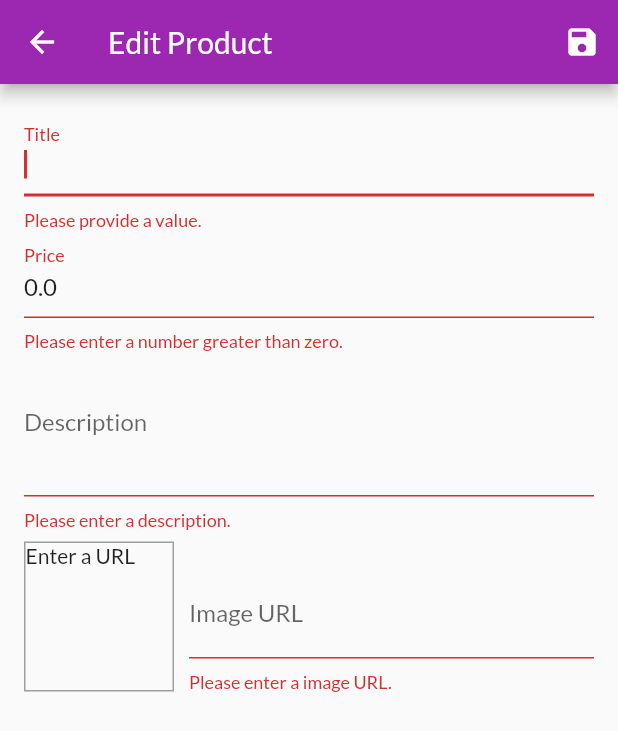
After one commit to zensdev/myShop, a Flutter app: the EditProductScreen screen opened by its route, after a tap on the "save" icon, on a phone screen of 412 x 824 dp. The commit adds this screen. Shown: the top 731 px of the screen. Run offline on Flutter 3.47's test engine with Material 2 defaults, Android fonts, the phone set to English and light mode, and no system bars; network calls fail.

Commit message:
xay dung trang hieu chinh san pham

```diff
--- a/project/lib/main.dart
+++ b/project/lib/main.dart
@@ -1,6 +1,8 @@
 import 'package:flutter/material.dart';
 import 'package:project/ui/orders/orders_screen.dart';
-
+import 'package:project/ui/products/edit_product_screen.dart';
+import 'package:project/ui/products/user_products_screen.dart';
+import 'package:provider/provider.dart';
 import 'ui/screens.dart';
 
 void main() {
@@ -8,21 +10,32 @@ void main() {
 }
 
 class MyApp extends StatelessWidget {
-  const MyApp({super.key});
+  const MyApp({Key? key}) : super(key: key);
 
   @override
   Widget build(BuildContext context) {
-    return MaterialApp(
+    return MultiProvider(
+      providers: [
+        ChangeNotifierProvider(
+          create: (ctx) => ProductsManager(),
+        ),
+        ChangeNotifierProvider(
+          create: (ctx) => CartManager(),
+        ),
+        ChangeNotifierProvider(
+          create: (ctx) => OrdersManager(),
+        ),
+      ],
+      child: MaterialApp(
         title: 'My Shop',
         debugShowCheckedModeBanner: false,
         theme: ThemeData(
             fontFamily: 'Lato',
-          colorScheme: ColorScheme.fromSwatch(
-            primarySwatch: Colors.purple,
-          ).copyWith(
+            colorScheme:
+                ColorScheme.fromSwatch(primarySwatch: Colors.purple).copyWith(
               secondary: Colors.deepOrange,
             )),
-      home: const ProductOverviewScreen(),
+        home: const ProductsOverviewScreen(),
         routes: {
           CartScreen.routeName: (ctx) => const CartScreen(),
           OrdersScreen.routeName: (ctx) => const OrdersScreen(),
@@ -34,20 +47,33 @@ class MyApp extends StatelessWidget {
             return MaterialPageRoute(
               builder: (ctx) {
                 return ProductDetailScreen(
-                ProductsManager().findById(productId),
+                  ctx.read<ProductsManager>().findById(productId),
+                );
+              },
+            );
+          }
+
+          if (settings.name == EditProductScreen.routeName) {
+            final productId = settings.arguments as String?;
+            return MaterialPageRoute(
+              builder: (ctx) {
+                return EditProductScreen(
+                  productId != null
+                      ? ctx.read<ProductsManager>().findById(productId)
+                      : null,
                 );
               },
             );
           }
           return null;
         },
+      ),
     );
   }
 }
 
 class MyHomePage extends StatefulWidget {
-  const MyHomePage({super.key, required this.title});
-
+  const MyHomePage({Key? key, required this.title}) : super(key: key);
   final String title;
 
   @override
--- /dev/null
+++ b/project/lib/ui/products/edit_product_screen.dart
@@ -0,0 +1,235 @@
+import 'package:flutter/material.dart';
+import 'package:provider/provider.dart';
+import '../../models/product.dart';
+import '../shared/dialog_utils.dart';
+import 'products_manager.dart';
+
+class EditProductScreen extends StatefulWidget {
+  static const routeName = '/edit-product';
+  EditProductScreen(
+    Product? product, {
+    super.key,
+  }) {
+    if (product == null) {
+      this.product = Product(
+        id: null,
+        title: '',
+        price: 0,
+        description: '',
+        imageUrl: '',
+      );
+    } else {
+      this.product = product;
+    }
+  }
+  late final Product product;
+  @override
+  State<EditProductScreen> createState() => _EditProductScreenState();
+}
+
+class _EditProductScreenState extends State<EditProductScreen> {
+  final _imageUrlController = TextEditingController();
+  final _imageUrlFocusNode = FocusNode();
+  final _editForm = GlobalKey<FormState>();
+  late Product _editedProduct;
+  var _isLoading = false;
+  bool _isValidImageUrl(String value) {
+    return (value.startsWith('http') || value.startsWith("https")) &&
+        (value.endsWith('.png') ||
+            value.endsWith('.jpg') ||
+            value.endsWith('.jpeg'));
+  }
+
+  @override
+  void initState() {
+    _imageUrlFocusNode.addListener(() {
+      if (!_imageUrlFocusNode.hasFocus) {
+        if (!_isValidImageUrl(_imageUrlController.text)) {
+          return;
+        }
+        setState(() {});
+      }
+    });
+    _editedProduct = widget.product;
+    _imageUrlController.text = _editedProduct.imageUrl;
+    super.initState();
+  }
+
+  @override
+  void dispose() {
+    _imageUrlController.dispose();
+    _imageUrlFocusNode.dispose();
+    super.dispose();
+  }
+
+  Future<void> _saveForm() async {
+    final isValid = _editForm.currentState!.validate();
+    if(!isValid){
+      return;
+    }
+    _editForm.currentState!.save();
+    setState(() {
+      _isLoading = true;
+    });
+    try{
+      final productsManager = context.read<ProductsManager>();
+      if(_editedProduct.id != null){
+        productsManager.updateProduct(_editedProduct);
+      }else{
+        productsManager.addProduct(_editedProduct);
+      }
+    }catch(error){
+      await showErrorDialog(context, 'Something went wrong');
+    }
+    setState(() {
+      _isLoading = false;
+    });
+    if(mounted){
+      Navigator.of(context).pop();
+    }
+  }
+  @override
+  Widget build(BuildContext context) {
+    return Scaffold(
+      appBar: AppBar(
+        title: const Text('Edit Product'),
+        actions: <Widget>[
+          IconButton(
+            icon: const Icon(Icons.save),
+            onPressed: _saveForm,
+          ),
+        ],
+      ),
+      body: _isLoading
+          ? const Center(
+              child: CircularProgressIndicator(),
+            )
+          : Padding(
+              padding: const EdgeInsets.all(16.0),
+              child: Form(
+                key: _editForm,
+                child: ListView(
+                  children: <Widget>[
+                    buildTitleField(),
+                    buildPriceField(),
+                    buildDescriptionField(),
+                    buildProductPreview(),
+                  ],
+                ),
+              ),
+            ),
+    );
+  }
+
+  TextFormField buildTitleField() {
+    return TextFormField(
+      initialValue: _editedProduct.title,
+      decoration: const InputDecoration(labelText: 'Title'),
+      textInputAction: TextInputAction.next,
+      autofocus: true,
+      validator: (value){
+        if(value!.isEmpty){
+          return 'Please provide a value.';
+        }
+        return null;
+      },
+      onSaved: (value){
+        _editedProduct = _editedProduct.copyWith(title: value);
+      },
+    );
+  }
+  TextFormField buildPriceField(){
+    return TextFormField(
+      initialValue: _editedProduct.price.toString(),
+      decoration: const InputDecoration(labelText: 'Price'),
+      textInputAction: TextInputAction.next,
+      keyboardType: TextInputType.number,
+      validator: (value){
+        if(value!.isEmpty){
+          return 'Please enter a price.';
+        }
+        if(double.tryParse(value) == null){
+          return 'Please enter a valid number.';
+        }
+        if(double.parse(value) <= 0){
+          return 'Please enter a number greater than zero.';
+        }
+        return null;
+      },
+      onSaved: (value){
+        _editedProduct = _editedProduct.copyWith(price: double.parse(value!));
+      },
+    );
+  }
+TextFormField buildDescriptionField(){
+    return TextFormField(
+      initialValue: _editedProduct.description,
+      decoration: const InputDecoration(labelText: 'Description'),
+      maxLines: 3,
+      keyboardType: TextInputType.multiline,
+      validator: (value){
+        if(value!.isEmpty){
+          return 'Please enter a description.';
+        }
+        if(value.length < 10){
+          return 'Should be at least 10 characters long.';
+        }
+        return null;
+      },
+      onSaved: (value){
+        _editedProduct = _editedProduct.copyWith(description: value);
+      },
+    );
+  }
+  Widget buildProductPreview(){
+    return Row(
+      crossAxisAlignment: CrossAxisAlignment.end,
+      children: <Widget>[
+        Container(
+          width: 100,
+          height: 100,
+          margin: const EdgeInsets.only(
+            top: 8,
+            right: 10,
+          ),
+          decoration: BoxDecoration(
+            border: Border.all(
+              width: 1,
+              color: Colors.grey,
+            ),
+          ),
+          child: _imageUrlController.text.isEmpty ? const Text('Enter a URL'):FittedBox(
+            child: Image.network(
+              _imageUrlController.text,
+              fit: BoxFit.cover,
+            ),
+          ),
+        ),
+        Expanded(child: buildImageURLField(),
+        ),
+      ],
+    );
+  }
+  TextFormField buildImageURLField(){
+    return TextFormField(
+      decoration: const InputDecoration(labelText: 'Image URL'),
+      keyboardType: TextInputType.url,
+      textInputAction: TextInputAction.done,
+      controller: _imageUrlController,
+      focusNode: _imageUrlFocusNode,
+      onFieldSubmitted: (value)=>_saveForm(),
+      validator: (value){
+        if(value!.isEmpty){
+          return 'Please enter a image URL.';
+        }
+        if(!_isValidImageUrl(value)){
+          return 'Please enter a valid image URL.';
+        }
+        return null;
+      },
+      onSaved: (value){
+        _editedProduct = _editedProduct.copyWith(imageUrl: value);
+      },
+    );
+  }
+}
--- a/project/lib/ui/products/product_grid_tile.dart
+++ b/project/lib/ui/products/product_grid_tile.dart
@@ -1,5 +1,7 @@
 import 'package:flutter/material.dart';
+
 import '../../models/product.dart';
+
 import 'product_detail_screen.dart';
 import 'package:provider/provider.dart';
 import '../cart/cart_manager.dart';
--- a/project/lib/ui/products/products_manager.dart
+++ b/project/lib/ui/products/products_manager.dart
@@ -1,6 +1,8 @@
+import 'package:flutter/cupertino.dart';
+import 'package:flutter/foundation.dart';
 import '../../models/product.dart';
 
-class ProductsManager {
+class ProductsManager with ChangeNotifier {
   final List<Product> _items = [
     Product(
       id: 'p1',
@@ -53,4 +55,32 @@ class ProductsManager {
   Product findById(String id) {
     return _items.firstWhere((prod) => prod.id == id);
   }
+
+  void addProduct(Product product) {
+    _items.add(
+      product.copyWith(
+        id: 'p${DateTime.now().toIso8601String()}',
+      ),
+    );
+    notifyListeners();
+  }
+
+  void updateProduct(Product product) {
+    final index = _items.indexWhere((item) => item.id == product.id);
+    if (index >= 0) {
+      _items[index] = product;
+      notifyListeners();
+    }
+  }
+
+  void togglefavoriteStatus(Product product) {
+    final savedStatus = product.isFavorite;
+    product.isFavorite = !savedStatus;
+  }
+
+  void deleteProduct(String id) {
+    final index = _items.indexWhere((item) => item.id == id);
+    _items.removeAt(index);
+    notifyListeners();
+  }
 }
--- a/project/lib/ui/products/top_right_badge.dart
+++ b/project/lib/ui/products/top_right_badge.dart
@@ -28,8 +28,8 @@ class TopRightBadge extends StatelessWidget {
               color: color ?? Theme.of(context).colorScheme.secondary,
             ),
             constraints: const BoxConstraints(
+              minWidth: 16,
               minHeight: 16,
-              minWidth: 16,
             ),
             child: Text(
               data.toString(),
--- a/project/lib/ui/shared/app_drawer.dart
+++ b/project/lib/ui/shared/app_drawer.dart
@@ -26,19 +26,19 @@ class AppDrawer extends StatelessWidget {
           const Divider(),
           ListTile(
             leading: const Icon(Icons.payment),
-            title: const Text('Order'),
+            title: const Text('Orders'),
             onTap: () {
               Navigator.of(context)
-                  .pushReplacementNamed(OrdersScreen.routeName);
+                .pushReplacementNamed(OrdersScreen.routeName);
             },
           ),
           const Divider(),
           ListTile(
             leading: const Icon(Icons.edit),
-            title: const Text('Manager Products'),
+            title: const Text('Manage Products'),
             onTap: () {
               Navigator.of(context)
-                  .pushReplacementNamed(UserProductsScreen.routeName);
+                .pushReplacementNamed(UserProductsScreen.routeName);
             },
           ),
         ],
```
Also changed, not shown: project/lib/ui/cart/cart_item_card.dart (+4 -5 lines), project/lib/ui/cart/cart_manager.dart (+54 -6 lines), project/lib/ui/cart/cart_screen.dart (+24 -15 lines), project/lib/ui/orders/order_item_card.dart (+5 -5 lines), project/lib/ui/orders/order_manager.dart (+17 -9 lines), project/lib/ui/orders/orders_screen.dart (+15 -8 lines), project/lib/ui/products/product_detail_screen.dart (+6 -5 lines), project/lib/ui/products/product_overview_screen.dart (+14 -9 lines), project/lib/ui/products/products_grid.dart (+15 -11 lines), project/lib/ui/products/user_product_list_tile.dart (+20 -3 lines), project/lib/ui/products/user_products_screen.dart (+12 -6 lines), project/lib/ui/shared/dialog_utils.dart (+24 -6 lines), 39 other files. Lines whose indentation alone changed are shown as unchanged.
